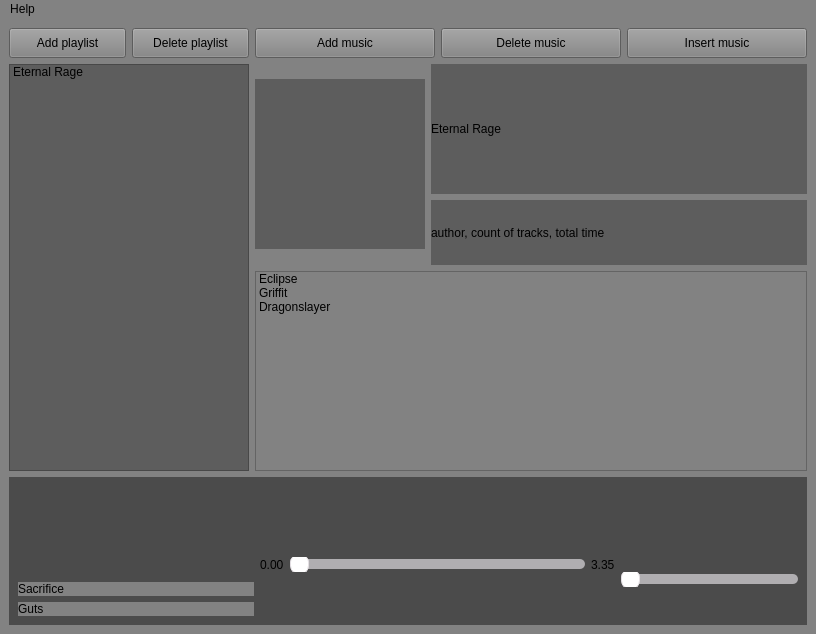
Before: the Qt Designer form Spotifuck/Interface/SpotiFuckDesign.ui in Timofey-arch/algorithms-works, drawn with Qt 5.
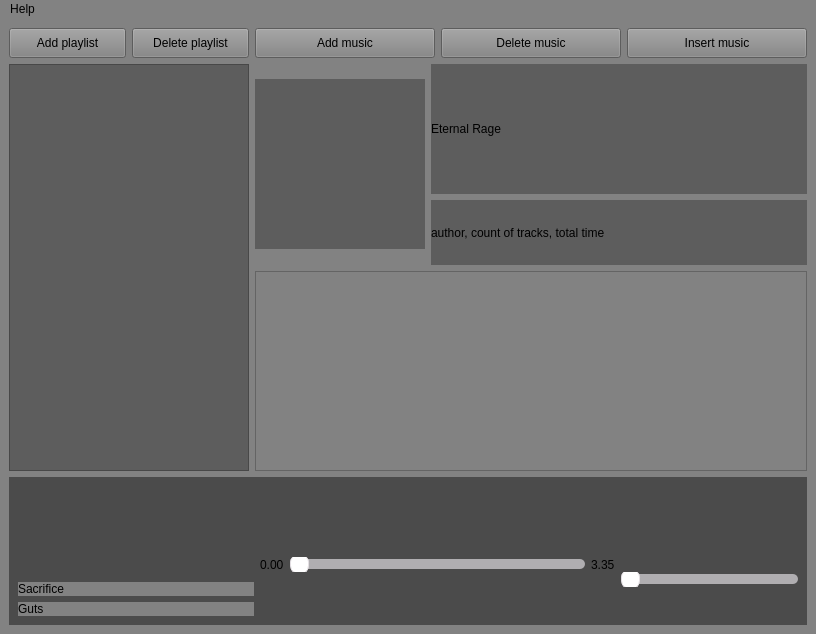
After: the same form once the commit is applied. Icons and pictures are not drawn.

Patch:
```diff
--- a/Spotifuck/Interface/SpotiFuckDesign.ui
+++ b/Spotifuck/Interface/SpotiFuckDesign.ui
@@ -102,11 +102,6 @@
              <string notr="true">background-color: rgb(93, 93, 93);
 font: 10pt &quot;Arial Rounded MT Bold&quot;;</string>
             </property>
-            <item>
-             <property name="text">
-              <string>Eternal Rage</string>
-             </property>
-            </item>
            </widget>
           </item>
          </layout>
@@ -260,21 +255,6 @@
              <string notr="true">background-color: rgb(130, 130, 130);
 font: 9pt &quot;Arial Rounded MT Bold&quot;;</string>
             </property>
-            <item>
-             <property name="text">
-              <string>Eclipse</string>
-             </property>
-            </item>
-            <item>
-             <property name="text">
-              <string>Griffit</string>
-             </property>
-            </item>
-            <item>
-             <property name="text">
-              <string>Dragonslayer</string>
-             </property>
-            </item>
            </widget>
           </item>
          </layout>
```
